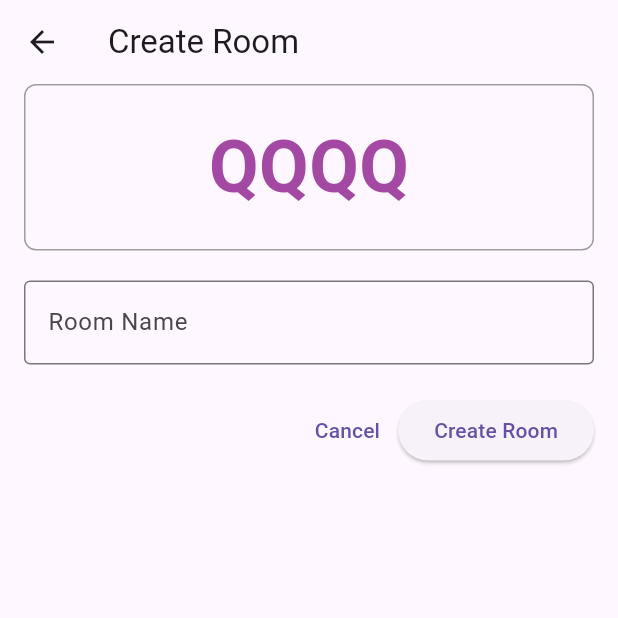
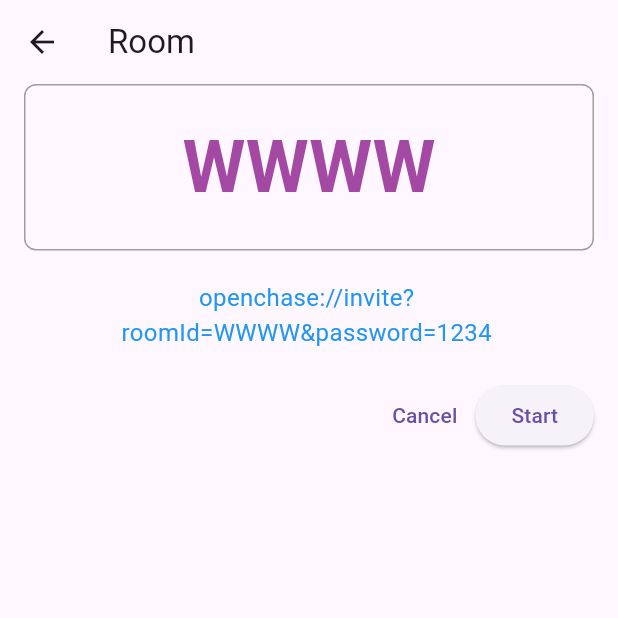
Before and after one commit to Billamw/OpenChase, a Flutter app: the CreateRoomScreen screen opened directly, on a phone screen of 412 x 824 dp, the top half of it. Run offline on Flutter 3.47's test engine with Material 3 defaults, Android fonts, the phone set to English and light mode, and no system bars; our stand-ins replace uni_links; missing offline and left inert: nostr.

Commit message:
Chanked create room frontend

```diff
--- a/openchase/lib/create_room_screen.dart
+++ b/openchase/lib/create_room_screen.dart
@@ -1,20 +1,22 @@
 import 'dart:math';
 import 'package:flutter/material.dart';
+// import 'package:openchase/utils/deeplink.dart';
+import 'package:url_launcher/url_launcher.dart';
 
 class CreateRoomScreen extends StatefulWidget {
   const CreateRoomScreen({super.key});
 
   @override
+  // ignore: library_private_types_in_public_api
   _CreateRoomScreenState createState() => _CreateRoomScreenState();
 }
 
 class _CreateRoomScreenState extends State<CreateRoomScreen> {
-  final TextEditingController _nameController = TextEditingController();
   String _generatedCode = '';
 
   // Generate a random 4-letter code (A-Z)
   void _generateRandomCode() {
-    const chars = 'ABCDEFGHIJKLMNOPQRSTUVWXYZ1234567890';
+    const chars = 'ABCDEFGHIJKLMNOPQRSTUVWXYZ';
     _generatedCode =
         List.generate(4, (_) => chars[Random().nextInt(chars.length)]).join();
   }
@@ -30,7 +32,7 @@ class _CreateRoomScreenState extends State<CreateRoomScreen> {
   Widget build(BuildContext context) {
     return Scaffold(
       appBar: AppBar(
-        title: const Text('Create Room'),
+        title: const Text('Room'),
         leading: IconButton(
           icon: const Icon(Icons.arrow_back),
           onPressed: () => Navigator.pop(context),
@@ -66,18 +68,25 @@ class _CreateRoomScreenState extends State<CreateRoomScreen> {
 
                 const SizedBox(height: 20),
 
-                // Name input field
-                TextFormField(
-                  controller: _nameController,
-                  decoration: InputDecoration(
-                    labelText: 'Room Name',
-                    border: OutlineInputBorder(),
-                  ),
-                  validator: (value) {
-                    if (value == null || value.isEmpty) {
-                      return 'Please enter a room name';
+                // Invite link display
+                SelectableText(
+                  "openchase://invite?roomId=$_generatedCode&password=${1234}",
+                  style: TextStyle(fontSize: 16, color: Colors.blue),
+                  textAlign: TextAlign.center,
+                  onTap: () async {
+                    final Uri uri = Uri.parse(
+                      "openchase://invite?roomId=$_generatedCode&password=${1234}",
+                    );
+
+                    if (await canLaunchUrl(uri)) {
+                      await launchUrl(uri);
+                    } else {
+                      ScaffoldMessenger.of(context).showSnackBar(
+                        const SnackBar(
+                          content: Text('Could not launch invite link'),
+                        ),
+                      );
                     }
-                    return null;
                   },
                 ),
 
@@ -94,18 +103,8 @@ class _CreateRoomScreenState extends State<CreateRoomScreen> {
                       },
                     ),
                     ElevatedButton(
-                      child: const Text('Create Room'),
+                      child: const Text('Start'),
                       onPressed: () async {
-                        String name = _nameController.text.trim();
-                        if (name.isEmpty) {
-                          ScaffoldMessenger.of(context).showSnackBar(
-                            const SnackBar(
-                              content: Text('Please enter a room name'),
-                            ),
-                          );
-                          return;
-                        }
-
                         ScaffoldMessenger.of(context).showSnackBar(
                           SnackBar(
                             content: Text(
```
